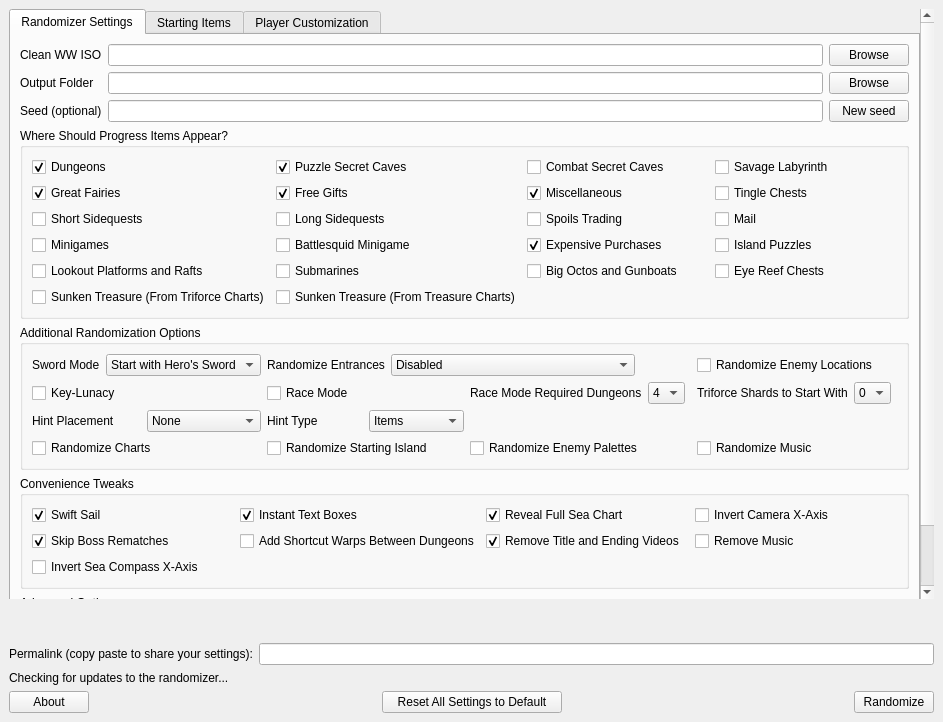
tanjo3/wwrando, file wwr_ui/randomizer_window.ui: the form before one commit.
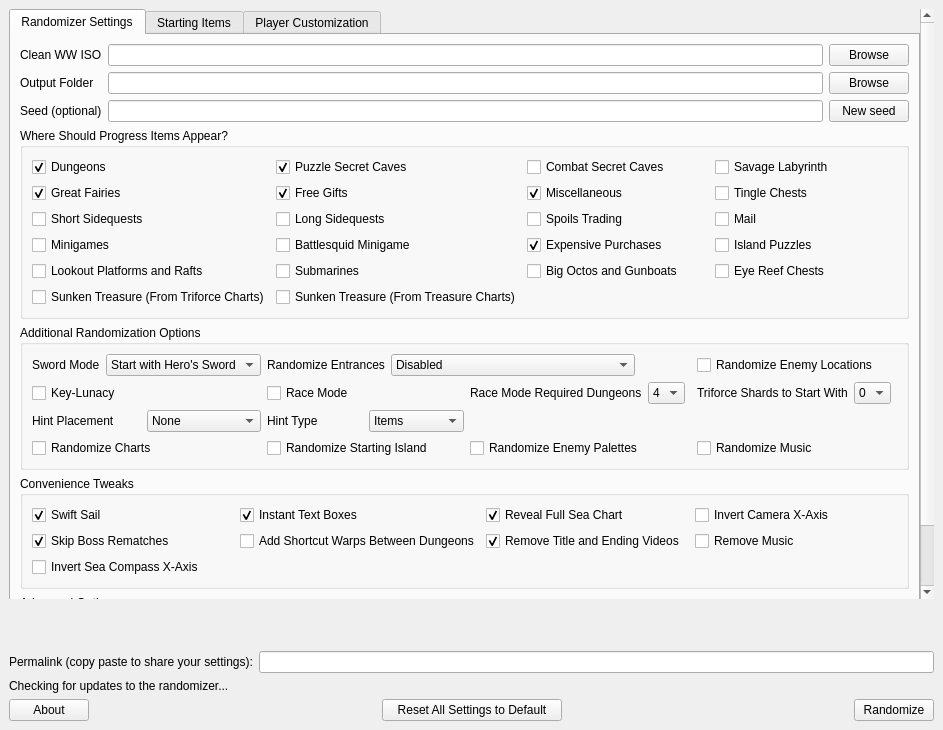
The form after the commit.

Patch:
```diff
--- a/wwr_ui/randomizer_window.ui
+++ b/wwr_ui/randomizer_window.ui
@@ -7,7 +7,7 @@
     <x>0</x>
     <y>0</y>
     <width>943</width>
-    <height>722</height>
+    <height>730</height>
    </rect>
   </property>
   <property name="windowTitle">
@@ -1087,7 +1087,7 @@
       <property name="minimumSize">
        <size>
         <width>0</width>
-        <height>32</height>
+        <height>40</height>
        </size>
       </property>
       <property name="text">
```
Left out of the diff: 5 changed lines with no effect on the pictures.
